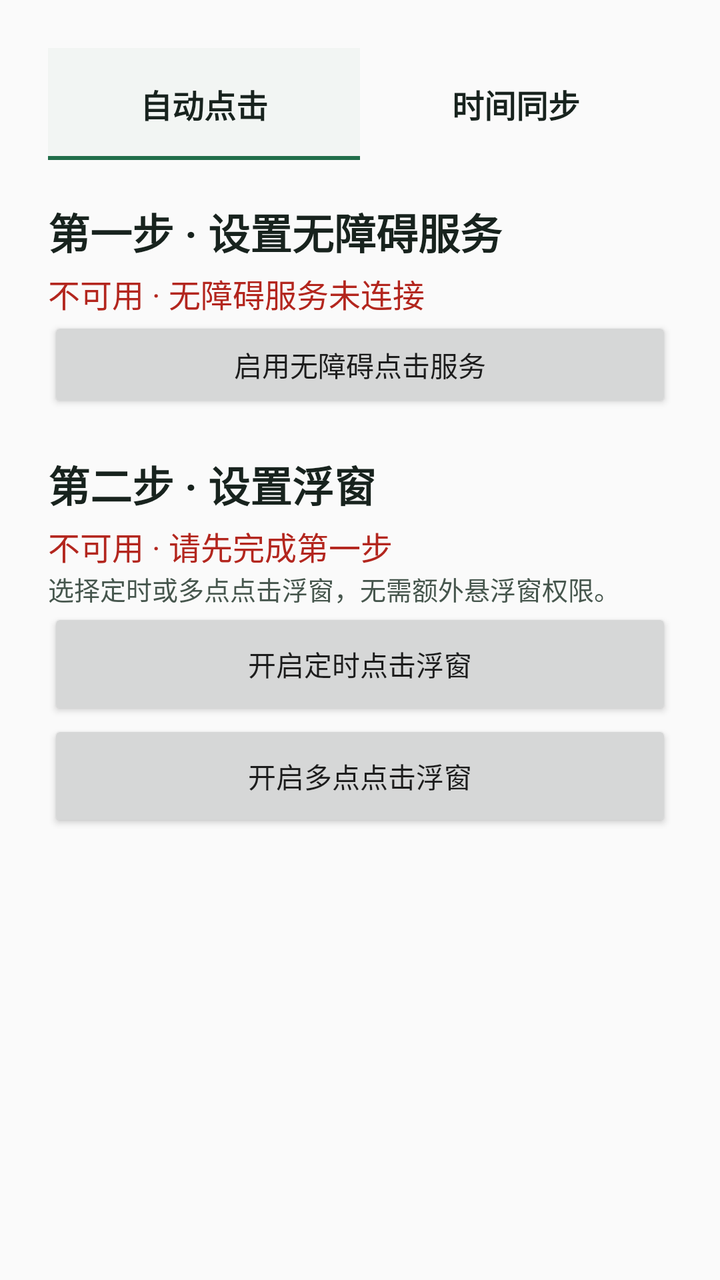
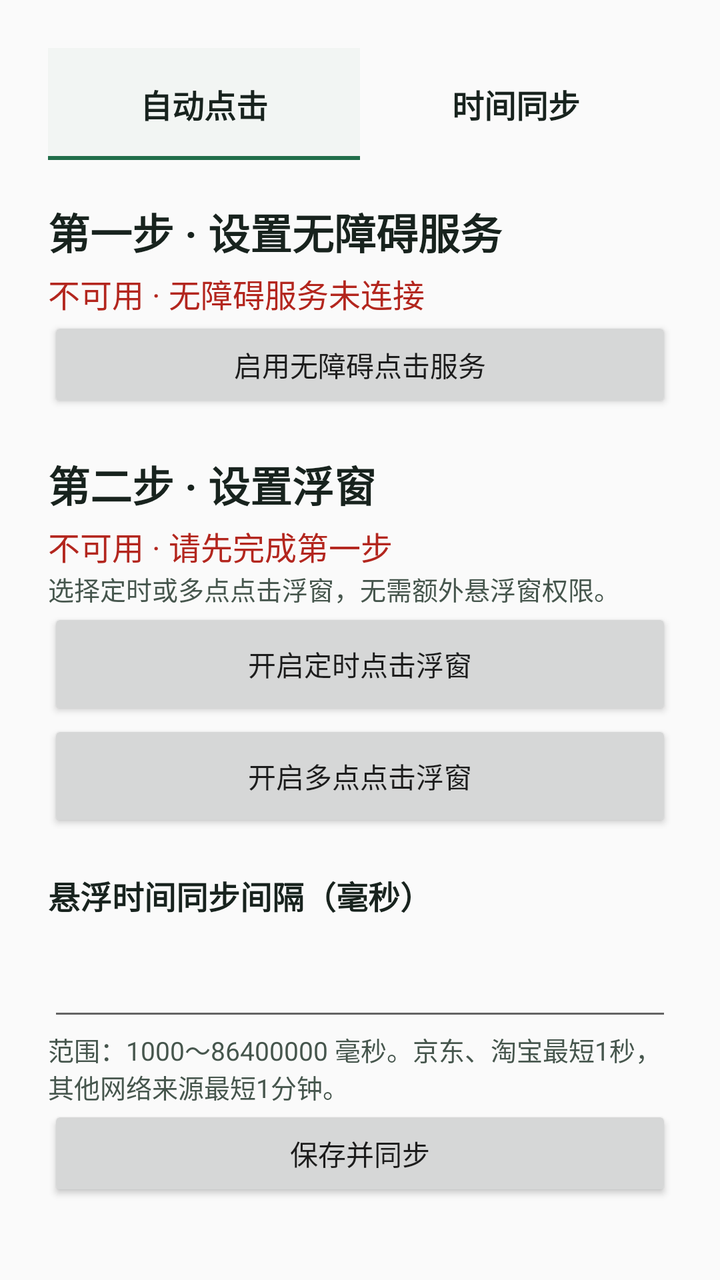

Compare the two renders of this Android layout. The source of the first and the diff that turns it into the second are given below.
<!-- AndroidManifest.xml: application theme Theme.AhaoClicker -->
<!-- res/layout/activity_main.xml -->
<?xml version="1.0" encoding="utf-8"?>
<LinearLayout xmlns:android="http://schemas.android.com/apk/res/android"
    android:layout_width="match_parent" android:layout_height="match_parent"
    android:orientation="vertical" android:padding="@dimen/content_padding">
  <RadioGroup android:id="@+id/tabs" android:layout_width="match_parent" android:layout_height="wrap_content"
      android:orientation="horizontal" android:checkedButton="@id/tab_click">
    <RadioButton android:id="@+id/tab_click" style="@style/FeatureTab" android:text="@string/tab_click" />
    <RadioButton android:id="@+id/tab_time" style="@style/FeatureTab" android:text="@string/time_settings" />
  </RadioGroup>
  <ScrollView android:id="@+id/click_page" android:layout_width="match_parent" android:layout_height="0dp"
      android:layout_weight="1" android:fillViewport="true">
    <LinearLayout android:layout_width="match_parent" android:layout_height="wrap_content" android:orientation="vertical">
      <TextView style="@style/SetupHeading" android:text="@string/setup_accessibility_heading" />
      <TextView android:id="@+id/accessibility_status" style="@style/SetupStatus"
          android:text="@string/setup_accessibility_unavailable" />
      <Button android:id="@+id/accessibility_settings" android:layout_width="match_parent" android:layout_height="wrap_content"
          android:text="@string/accessibility_settings" />
      <TextView style="@style/SetupHeading" android:text="@string/setup_overlay_heading" />
      <TextView android:id="@+id/overlay_status" style="@style/SetupStatus"
          android:text="@string/setup_overlay_unavailable" />
      <TextView android:layout_width="match_parent" android:layout_height="wrap_content"
          android:text="@string/setup_overlay_hint" android:textSize="@dimen/caption_text" android:textColor="@color/text_secondary" />
      <Button android:id="@+id/show_clock" android:layout_width="match_parent" android:layout_height="wrap_content"
          android:minHeight="@dimen/touch_target"
          android:text="@string/show_clock" />
      <Button android:id="@+id/show_recording_overlay" android:layout_width="match_parent" android:layout_height="wrap_content"
          android:minHeight="@dimen/touch_target" android:text="@string/show_recording_overlay" />
    </LinearLayout>
  </ScrollView>
  <include android:id="@+id/time_page" layout="@layout/time_sync_panel" android:layout_width="match_parent"
      android:layout_height="0dp" android:layout_weight="1" android:visibility="gone" />
</LinearLayout>
<!-- res/layout/time_sync_panel.xml (included above) -->
<?xml version="1.0" encoding="utf-8"?>
<ScrollView xmlns:android="http://schemas.android.com/apk/res/android"
    android:layout_width="match_parent" android:layout_height="match_parent" android:fillViewport="true">
  <LinearLayout android:layout_width="match_parent" android:layout_height="wrap_content" android:orientation="vertical">
    <TextView android:id="@+id/sources_heading" android:layout_width="match_parent" android:layout_height="wrap_content"
        android:layout_marginTop="@dimen/section_spacing" android:text="@string/builtin_source"
        android:textStyle="bold" android:textSize="@dimen/heading_text" android:textColor="@color/text_primary" />
    <TextView android:layout_width="match_parent" android:layout_height="wrap_content" android:text="@string/source_selection_hint"
        android:textSize="@dimen/body_text" android:textColor="@color/text_secondary" />
    <GridLayout android:id="@+id/sources" android:layout_width="match_parent" android:layout_height="wrap_content"
        android:columnCount="2" android:layout_marginTop="@dimen/control_padding_vertical" />
    <TextView android:id="@+id/status" android:layout_width="match_parent" android:layout_height="wrap_content"
        android:layout_marginTop="@dimen/control_padding_vertical" android:textSize="@dimen/body_text" android:textColor="@color/text_primary" />
    <TextView android:layout_width="match_parent" android:layout_height="wrap_content" android:text="@string/sync_interval_millis"
        android:labelFor="@id/sync_interval" android:layout_marginTop="@dimen/section_spacing"
        android:textStyle="bold" android:textSize="@dimen/body_text" android:textColor="@color/text_primary" />
    <EditText android:id="@+id/sync_interval" android:layout_width="match_parent" android:layout_height="wrap_content"
        android:minHeight="@dimen/touch_target" android:inputType="number" android:singleLine="true" android:maxLength="8"
        android:importantForAutofill="no" android:imeOptions="actionDone" />
    <TextView android:layout_width="match_parent" android:layout_height="wrap_content" android:text="@string/interval_range"
        android:textSize="@dimen/caption_text" android:textColor="@color/text_secondary" />
    <Button android:id="@+id/sync_now" android:layout_width="match_parent" android:layout_height="wrap_content" android:text="@string/save_and_sync" />
    <TextView android:layout_width="match_parent" android:layout_height="wrap_content" android:text="@string/source_clock_hint"
        android:textSize="@dimen/caption_text" android:textColor="@color/text_secondary" />
  </LinearLayout>
</ScrollView>
<!-- resources referenced by this layout -->
<resources>
  <color name="text_primary">#18231E</color>
  <color name="text_secondary">#46564D</color>
  <dimen name="body_text">16sp</dimen>
  <dimen name="caption_text">13sp</dimen>
  <dimen name="content_padding">24dp</dimen>
  <dimen name="control_padding_vertical">8dp</dimen>
  <dimen name="heading_text">21sp</dimen>
  <dimen name="section_spacing">20dp</dimen>
  <dimen name="touch_target">56dp</dimen>
  <string name="accessibility_settings">启用无障碍点击服务</string>
  <string name="builtin_source">内置数据源</string>
  <string name="interval_range">1000～86400000 毫秒。京东、淘宝至少间隔 1000 毫秒；NTP 来源至少间隔 60000 毫秒。</string>
  <string name="save_and_sync">保存并同步</string>
  <string name="setup_accessibility_heading">第一步 · 设置无障碍服务</string>
  <string name="setup_accessibility_unavailable">不可用 · 无障碍服务未连接</string>
  <string name="setup_overlay_heading">第二步 · 设置浮窗</string>
  <string name="setup_overlay_hint">选择定时或多点点击浮窗，无需额外悬浮窗权限。</string>
  <string name="setup_overlay_unavailable">不可用 · 请先完成第一步</string>
  <string name="show_clock">开启定时点击浮窗</string>
  <string name="show_recording_overlay">开启多点点击浮窗</string>
  <string name="source_clock_hint">括号内为相对本机的毫秒差，正数表示来源更快。本地时间直接使用手机系统时间，无需联网。数字每100毫秒刷新，毫秒显示不代表绝对精度。离开此页后暂停其他来源同步。</string>
  <string name="source_selection_hint">点选来源用于定时和时钟，长按卡片拖动排序</string>
  <string name="sync_interval_millis">同步间隔（毫秒）</string>
  <string name="tab_click">自动点击</string>
  <string name="time_settings">时间同步</string>
  <style name="FeatureTab">
      <item name="android:layout_width">0dp</item>
      <item name="android:layout_height">wrap_content</item>
      <item name="android:layout_weight">1</item>
      <item name="android:minHeight">@dimen/touch_target</item>
      <item name="android:button">@null</item>
      <item name="android:gravity">center</item>
      <item name="android:background">@drawable/tab_background</item>
      <item name="android:textSize">@dimen/body_text</item>
      <item name="android:textColor">@color/text_primary</item>
      <item name="android:textStyle">bold</item>
    </style>
  <style name="SetupHeading">
      <item name="android:layout_width">match_parent</item>
      <item name="android:layout_height">wrap_content</item>
      <item name="android:layout_marginTop">@dimen/section_spacing</item>
      <item name="android:textSize">@dimen/heading_text</item>
      <item name="android:textColor">@color/text_primary</item>
      <item name="android:textStyle">bold</item>
    </style>
  <style name="SetupStatus">
      <item name="android:layout_width">match_parent</item>
      <item name="android:layout_height">wrap_content</item>
      <item name="android:layout_marginTop">@dimen/source_gap</item>
      <item name="android:textSize">@dimen/body_text</item>
      <item name="android:textColor">@color/status_unavailable</item>
      <item name="android:accessibilityLiveRegion">polite</item>
    </style>
  <style name="Theme.AhaoClicker" parent="android:style/Theme.Material.Light.NoActionBar">
      <item name="android:fontFamily">sans-serif</item>
      <item name="android:colorAccent">@color/accent</item>
      <item name="android:windowLightStatusBar">true</item>
      <item name="android:windowBackground">@color/background</item>
    </style>
  <dimen name="source_gap">4dp</dimen>
  <color name="status_unavailable">#B3261E</color>
  <color name="accent">#216E4A</color>
  <color name="background">#FAFAFA</color>
  <color name="capture_tint">#09216E4A</color>
  <dimen name="selection_stroke">2dp</dimen>
  <!-- unchanged entries left out for length: 1 -->
</resources>

<!-- the commit's change to res/layout/activity_main.xml (unified diff, before → after) -->
@@ -25,34 +25,34 @@
           android:text="@string/show_clock" />
       <Button android:id="@+id/show_recording_overlay" android:layout_width="match_parent" android:layout_height="wrap_content"
           android:minHeight="@dimen/touch_target" android:text="@string/show_recording_overlay" />
+      <include android:id="@+id/time_interval" layout="@layout/time_interval_panel" />
     </LinearLayout>
   </ScrollView>
   <include android:id="@+id/time_page" layout="@layout/time_sync_panel" android:layout_width="match_parent"
       android:layout_height="0dp" android:layout_weight="1" android:visibility="gone" />
+</LinearLayout>
+<!-- res/layout/time_interval_panel.xml (included above) -->
+<?xml version="1.0" encoding="utf-8"?>
+<LinearLayout xmlns:android="http://schemas.android.com/apk/res/android"
+    android:layout_width="match_parent" android:layout_height="wrap_content" android:orientation="vertical">
+  <TextView android:layout_width="match_parent" android:layout_height="wrap_content" android:text="@string/sync_interval_millis"
+      android:labelFor="@id/sync_interval" android:layout_marginTop="@dimen/section_spacing"
+      android:textStyle="bold" android:textSize="@dimen/body_text" android:textColor="@color/text_primary" />
+  <EditText android:id="@+id/sync_interval" android:layout_width="match_parent" android:layout_height="wrap_content"
+      android:minHeight="@dimen/touch_target" android:inputType="number" android:singleLine="true" android:maxLength="8"
+      android:importantForAutofill="no" android:imeOptions="actionDone" />
+  <TextView android:layout_width="match_parent" android:layout_height="wrap_content" android:text="@string/interval_range"
+      android:textSize="@dimen/caption_text" android:textColor="@color/text_secondary" />
+  <Button android:id="@+id/sync_now" android:layout_width="match_parent" android:layout_height="wrap_content"
+      android:text="@string/save_and_sync" />
 </LinearLayout>
 <!-- res/layout/time_sync_panel.xml (included above) -->
 <?xml version="1.0" encoding="utf-8"?>
 <ScrollView xmlns:android="http://schemas.android.com/apk/res/android"
     android:layout_width="match_parent" android:layout_height="match_parent" android:fillViewport="true">
   <LinearLayout android:layout_width="match_parent" android:layout_height="wrap_content" android:orientation="vertical">
-    <TextView android:id="@+id/sources_heading" android:layout_width="match_parent" android:layout_height="wrap_content"
-        android:layout_marginTop="@dimen/section_spacing" android:text="@string/builtin_source"
-        android:textStyle="bold" android:textSize="@dimen/heading_text" android:textColor="@color/text_primary" />
-    <TextView android:layout_width="match_parent" android:layout_height="wrap_content" android:text="@string/source_selection_hint"
-        android:textSize="@dimen/body_text" android:textColor="@color/text_secondary" />
     <GridLayout android:id="@+id/sources" android:layout_width="match_parent" android:layout_height="wrap_content"
-        android:columnCount="2" android:layout_marginTop="@dimen/control_padding_vertical" />
-    <TextView android:id="@+id/status" android:layout_width="match_parent" android:layout_height="wrap_content"
-        android:layout_marginTop="@dimen/control_padding_vertical" android:textSize="@dimen/body_text" android:textColor="@color/text_primary" />
-    <TextView android:layout_width="match_parent" android:layout_height="wrap_content" android:text="@string/sync_interval_millis"
-        android:labelFor="@id/sync_interval" android:layout_marginTop="@dimen/section_spacing"
-        android:textStyle="bold" android:textSize="@dimen/body_text" android:textColor="@color/text_primary" />
-    <EditText android:id="@+id/sync_interval" android:layout_width="match_parent" android:layout_height="wrap_content"
-        android:minHeight="@dimen/touch_target" android:inputType="number" android:singleLine="true" android:maxLength="8"
-        android:importantForAutofill="no" android:imeOptions="actionDone" />
-    <TextView android:layout_width="match_parent" android:layout_height="wrap_content" android:text="@string/interval_range"
-        android:textSize="@dimen/caption_text" android:textColor="@color/text_secondary" />
-    <Button android:id="@+id/sync_now" android:layout_width="match_parent" android:layout_height="wrap_content" android:text="@string/save_and_sync" />
+        android:columnCount="1" android:layout_marginTop="@dimen/control_padding_vertical" />
     <TextView android:layout_width="match_parent" android:layout_height="wrap_content" android:text="@string/source_clock_hint"
         android:textSize="@dimen/caption_text" android:textColor="@color/text_secondary" />
   </LinearLayout>
<!-- resource entries referenced after the edit -->
@@ -10,8 +10,7 @@
   <dimen name="section_spacing">20dp</dimen>
   <dimen name="touch_target">56dp</dimen>
   <string name="accessibility_settings">启用无障碍点击服务</string>
-  <string name="builtin_source">内置数据源</string>
-  <string name="interval_range">1000～86400000 毫秒。京东、淘宝至少间隔 1000 毫秒；NTP 来源至少间隔 60000 毫秒。</string>
+  <string name="interval_range">范围：1000～86400000 毫秒。京东、淘宝最短1秒，其他网络来源最短1分钟。</string>
   <string name="save_and_sync">保存并同步</string>
   <string name="setup_accessibility_heading">第一步 · 设置无障碍服务</string>
   <string name="setup_accessibility_unavailable">不可用 · 无障碍服务未连接</string>
@@ -20,9 +19,8 @@
   <string name="setup_overlay_unavailable">不可用 · 请先完成第一步</string>
   <string name="show_clock">开启定时点击浮窗</string>
   <string name="show_recording_overlay">开启多点点击浮窗</string>
-  <string name="source_clock_hint">括号内为相对本机的毫秒差，正数表示来源更快。本地时间直接使用手机系统时间，无需联网。数字每100毫秒刷新，毫秒显示不代表绝对精度。离开此页后暂停其他来源同步。</string>
-  <string name="source_selection_hint">点选来源用于定时和时钟，长按卡片拖动排序</string>
-  <string name="sync_interval_millis">同步间隔（毫秒）</string>
+  <string name="source_clock_hint">括号内为与手机的时间差（毫秒），正数表示快于手机，负数表示慢于手机。</string>
+  <string name="sync_interval_millis">悬浮时间同步间隔（毫秒）</string>
   <string name="tab_click">自动点击</string>
   <string name="time_settings">时间同步</string>
   <style name="FeatureTab">
